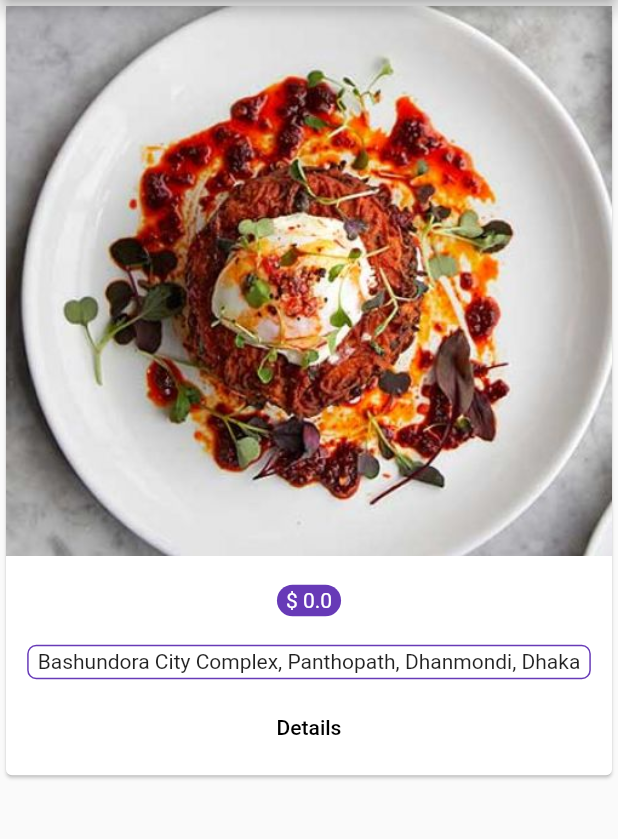
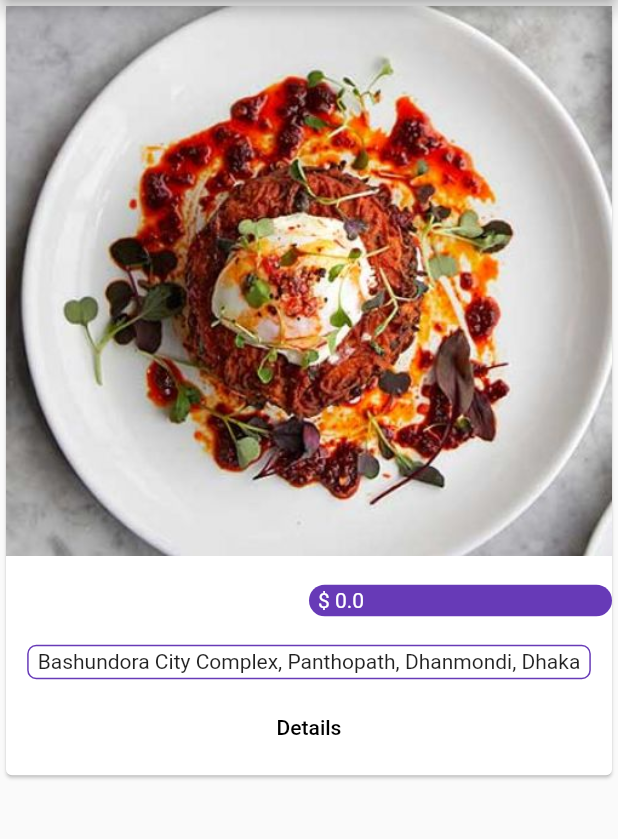
Before and after one commit to ranasl62/1st-flutter-app, a Flutter app: the ProductsAdminPage screen opened by its route, after a tap on "Save", on a phone screen of 412 x 824 dp, the part 84-923 px from its top. Run offline on Flutter 3.47's test engine with Material 2 defaults, Android fonts, the phone set to English and light mode, and no system bars.

Commit message:
Expanded which takes as much as possible place

```diff
--- a/lib/main.dart
+++ b/lib/main.dart
@@ -3,9 +3,10 @@ import 'package:first_app/pages/products.dart';
 import 'package:first_app/pages/product.dart';
 import 'package:first_app/pages/auth.dart';
 import 'package:flutter/material.dart';
+import 'package:flutter/rendering.dart';
 
 void main() {
-  // debugPaintSizeEnabled = true;
+  debugPaintSizeEnabled = true;
   // debugPaintBaselinesEnabled=true;
   runApp(MyApp());
 }
--- a/lib/products.dart
+++ b/lib/products.dart
@@ -17,18 +17,20 @@ class Products extends StatelessWidget {
               child: Row(
                 mainAxisAlignment: MainAxisAlignment.center,
                 children: <Widget>[
-                  Text(
+                  Expanded(
+                      child: Text(
                     products[index]['title'],
                     style: TextStyle(
                       fontSize: 26.0,
                       fontWeight: FontWeight.bold,
                       fontFamily: 'Oswald',
                     ),
-                  ),
+                  )),
                   // SizedBox(
                   //   width: 0.0,
                   // ),
-                  Container(
+                  Expanded(
+                      child: Container(
                     padding:
                         EdgeInsets.symmetric(horizontal: 6.0, vertical: 2.5),
                     decoration: BoxDecoration(
@@ -38,7 +40,7 @@ class Products extends StatelessWidget {
                       '\$ ' + products[index]['price'].toString(),
                       style: TextStyle(color: Colors.white),
                     ),
-                  )
+                  )),
                 ],
               )),
           // SizedBox(
```
